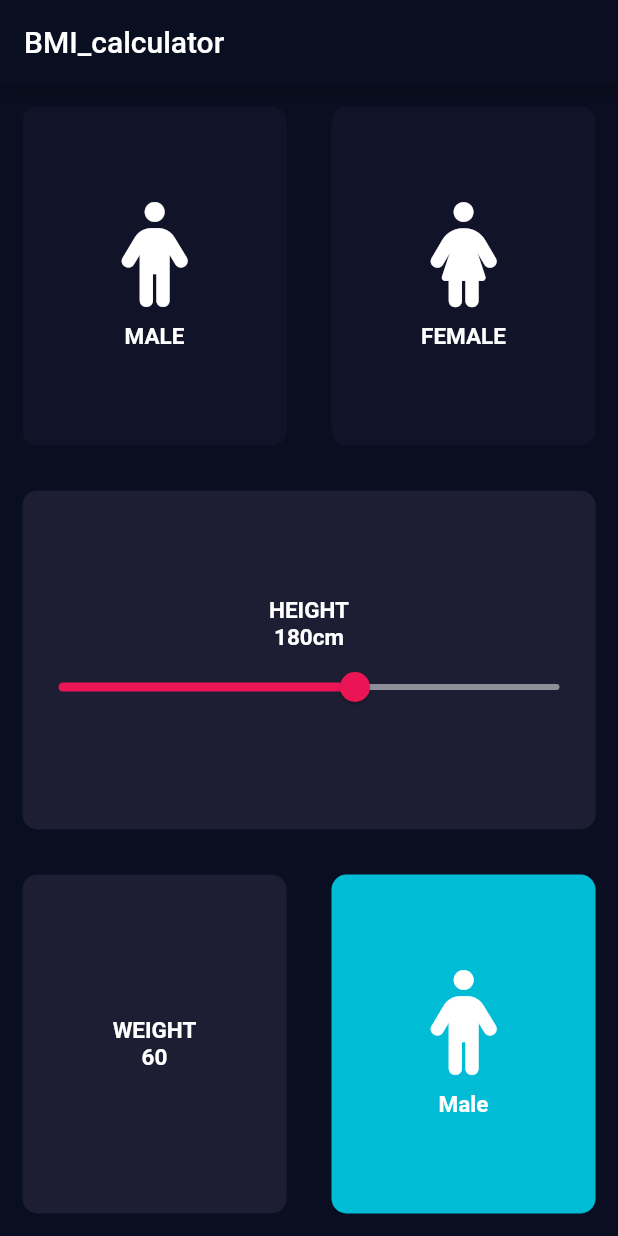
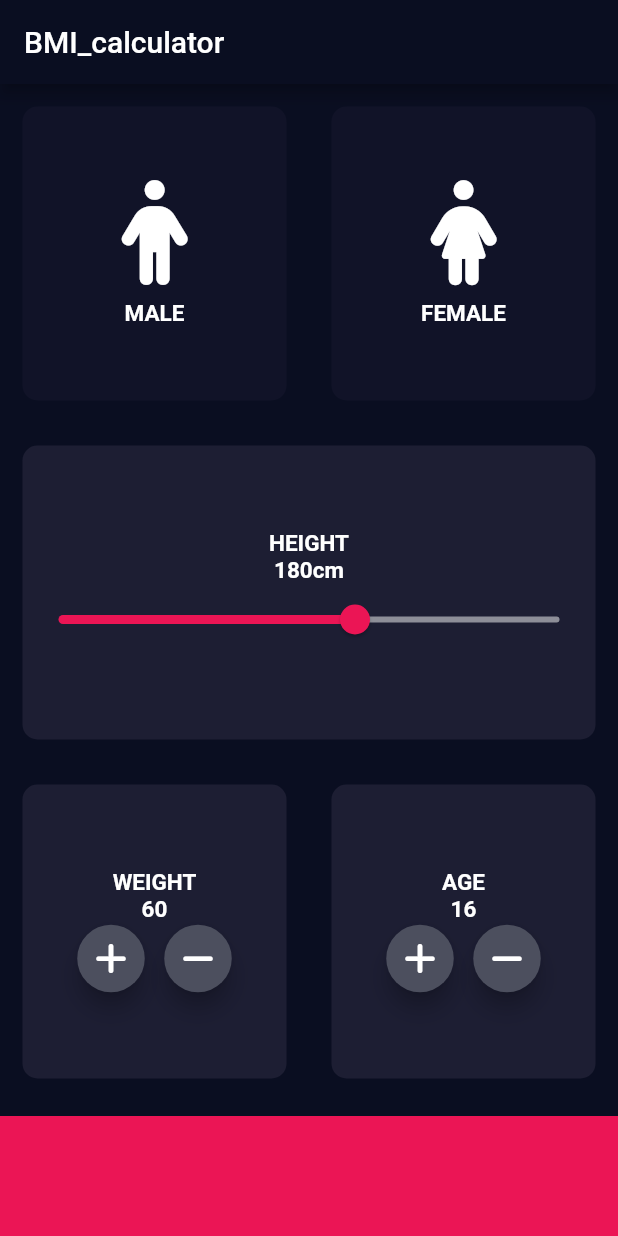
Before and after one commit to zeeshi045/Flutter-Projects, a Flutter app: the screen it shows after launch, on a phone screen of 412 x 824 dp. Run offline on Flutter 3.47's test engine with Material 2 defaults, Android fonts, the phone set to English and light mode, and no system bars; our stand-ins replace animated_background, assets_audio_player, auto_size_text, font_awesome_flutter, get, rflutter_alert.

Commit message:
update
create customer button (last wigdet ma increment or decrement ke button chahyiye thy uske liye customer button create kiya han or sbse end ma container add krwya han)

```diff
--- a/BMI_calculator/lib/input_page.dart
+++ b/BMI_calculator/lib/input_page.dart
@@ -18,6 +18,7 @@ class _InputPageState extends State<InputPage> {
   Gender? selectgen;
   int slider=180;
   int sliderw=60;
+  int age=16;
   @override
   Widget build(BuildContext context) {
     return Scaffold(
@@ -108,27 +109,64 @@ class _InputPageState extends State<InputPage> {
                     Row(
                       mainAxisAlignment: MainAxisAlignment.center,
                       children: [
-
+roundicon(icondata: FontAwesomeIcons.plus,
+onPressed: (){
+  setState(() {
+    sliderw++;
+  });
+},),
+                        SizedBox(width: 10.0,),
+                        roundicon(icondata: FontAwesomeIcons.minus,
+    onPressed: () {
+      setState(() {
+        sliderw--;
+      });
+    })
                       ],
                     ),
                   ],
                 )
               ),),
               Expanded(child:RepeatContainerCode(
-                onPressed: (){
-                  setState(() {
-                    selectgen=Gender.male;
-                  });
-                },
-                colors:Colors.cyan,
-                card: RepeatTextandIcon(
-                  icon: FontAwesomeIcons.person,
-                  label: 'Male',
-                ),
+                onPressed: (){},
+                  colors:Color(0xFF1D1E33),
+                  card:Column(
+                    mainAxisAlignment: MainAxisAlignment.center,
+                    children: [
+                      Text('AGE',style: kstyle,),
+                      Text(age.toString(),
+                        style:kstyle,
+                      ),
+                      Row(
+                        mainAxisAlignment: MainAxisAlignment.center,
+                        children: [
+                          roundicon(icondata: FontAwesomeIcons.plus,
+                            onPressed: (){
+                              setState(() {
+                                age++;
+                              });
+                            },),
+                          SizedBox(width: 10.0,),
+                          roundicon(icondata: FontAwesomeIcons.minus,
+                              onPressed: () {
+                                setState(() {
+                                  age--;
+                                });
+                              })
+                        ],
+                      ),
+                    ],
+                  )
               ),),
             ],
           ),
 
+          ),
+          Container(
+            color: Color(0xFFEB1555),
+            margin: EdgeInsets.only(top: 10.0),
+            width: double.infinity,
+            height: 80.0,
           ),
         ],
       ),
@@ -136,3 +174,29 @@ class _InputPageState extends State<InputPage> {
     );
   }
 }
+
+class roundicon extends StatelessWidget {
+  roundicon({
+    required this.icondata, this.onPressed});
+  final IconData icondata;
+  final void Function()? onPressed;
+
+
+  @override
+  Widget build(BuildContext context) {
+    return RawMaterialButton(onPressed:onPressed,
+      child: Icon(icondata),
+      elevation: 6.0,
+      constraints: BoxConstraints.tightFor(
+        height: 45.0,
+        width: 45.0,
+      ),
+      shape: CircleBorder(),
+      fillColor: Color(0xFF4C4F5E),
+
+
+
+
+    );
+  }
+}
```
